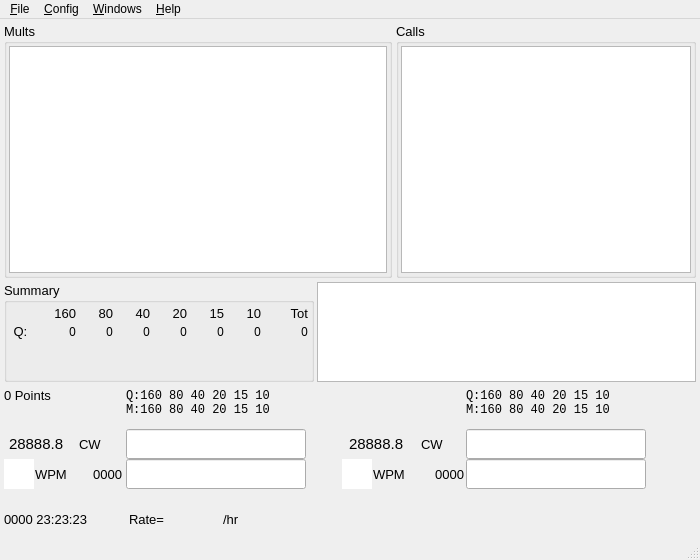
Old version of the form so2sdr/so2sdr.ui in the repository n4ogw/so2sdr.
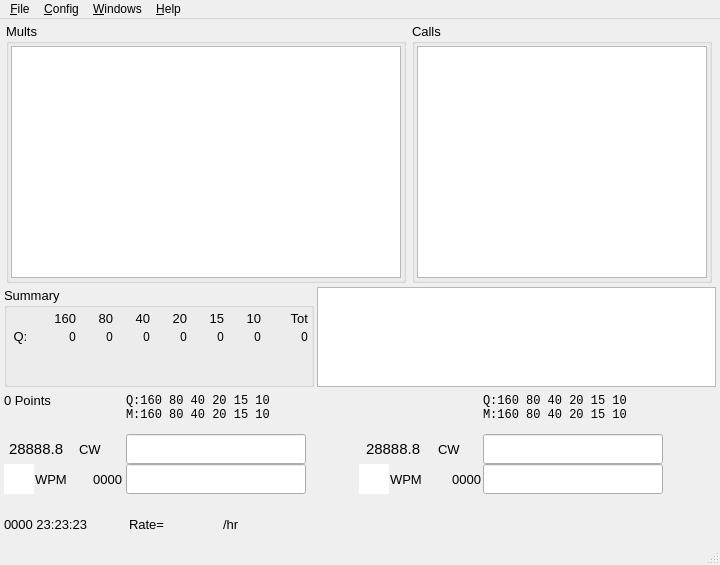
New version of the form.

Commit message:
Show mode in log display
Mode is shown in log display but cannot be edited.

Adjust main screen geometry to accomodate addition of mode in log
display.

```diff
--- a/so2sdr/so2sdr.ui
+++ b/so2sdr/so2sdr.ui
@@ -6,8 +6,8 @@
    <rect>
     <x>0</x>
     <y>0</y>
-    <width>700</width>
-    <height>560</height>
+    <width>720</width>
+    <height>565</height>
    </rect>
   </property>
   <property name="sizePolicy">
@@ -18,13 +18,13 @@
   </property>
   <property name="minimumSize">
    <size>
-    <width>700</width>
+    <width>720</width>
     <height>450</height>
    </size>
   </property>
   <property name="maximumSize">
    <size>
-    <width>700</width>
+    <width>720</width>
     <height>1024</height>
    </size>
   </property>
@@ -2193,8 +2193,8 @@
     <rect>
      <x>0</x>
      <y>0</y>
-     <width>700</width>
-     <height>22</height>
+     <width>720</width>
+     <height>23</height>
     </rect>
    </property>
    <property name="nativeMenuBar">
```
Lines whose indentation alone changed are shown as unchanged. The commit also changes 1 other file.
